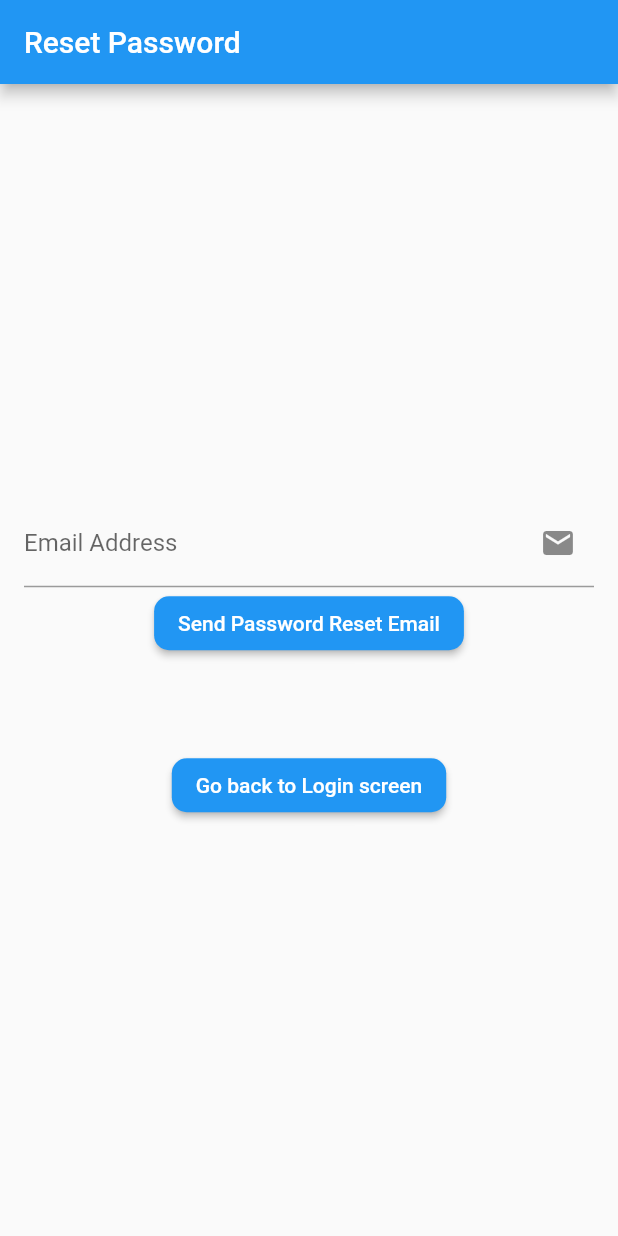
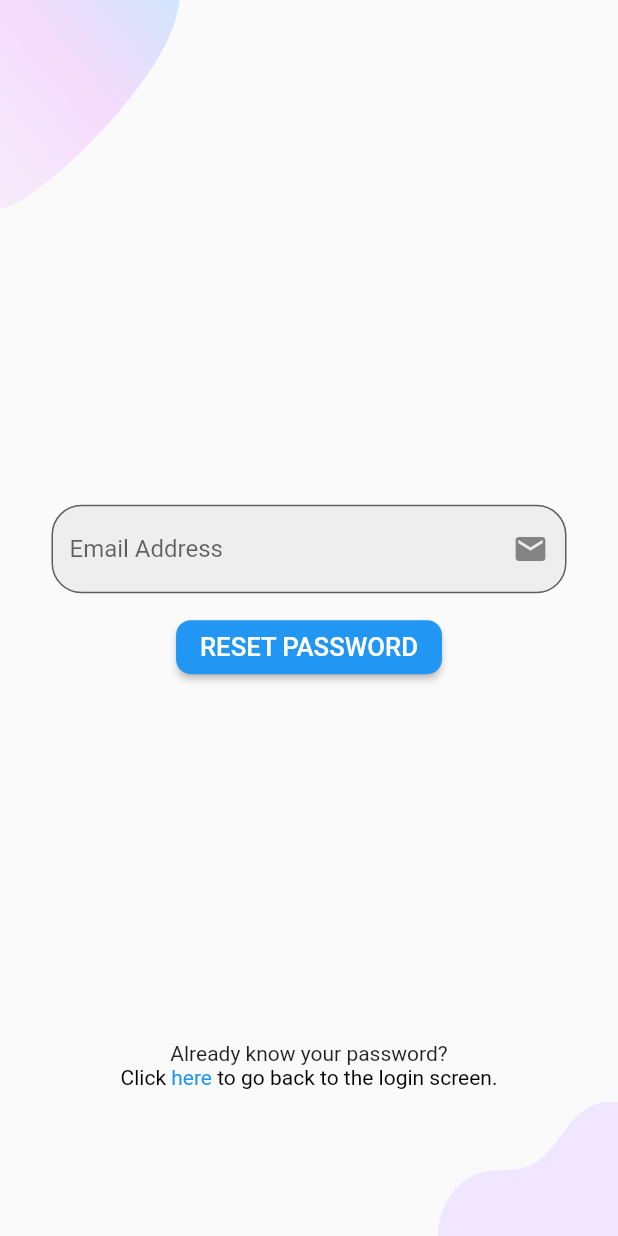
Before and after one commit to itsybitsci/schedcare, a Flutter app: the ResetPasswordScreen screen opened by its route, on a phone screen of 412 x 824 dp. Run offline on Flutter 3.47's test engine with Material 2 defaults, Android fonts, the phone set to English and light mode, and no system bars; our stand-ins replace camera, cloud_firestore, email_validator, file_picker, firebase_analytics, firebase_auth and 16 more; missing offline and left inert: firebase_app_check, remove_emoji, touch_ripple_effect, videosdk; accounts and stored records are empty.

Commit message:
feat: Modified UI for reset password

```diff
--- a/lib/providers/generic_fields_provider.dart
+++ b/lib/providers/generic_fields_provider.dart
@@ -280,10 +280,17 @@ class GenericFieldsProvider extends ChangeNotifier {
   Widget buildEmail() => TextFormField(
         keyboardType: TextInputType.emailAddress,
         controller: _emailController,
-        decoration: const InputDecoration(
-            suffixIcon: Icon(Icons.email),
-            labelText: 'Email Address',
-            hintText: 'Enter email address'),
+        decoration: InputDecoration(
+          filled: true,
+          fillColor: Colors.grey[200],
+          suffixIcon: const Icon(Icons.email),
+          labelText: 'Email Address',
+          hintText: 'Enter email address',
+          border: OutlineInputBorder(
+            borderSide: const BorderSide(color: Colors.blue, width: 3),
+            borderRadius: BorderRadius.circular(20),
+          ),
+        ),
         validator: (value) {
           if (value!.isEmpty) return 'Required';
           return EmailValidator.validate(value.trim())
--- a/lib/screens/common/login_screen.dart
+++ b/lib/screens/common/login_screen.dart
@@ -1,3 +1,4 @@
+import 'package:email_validator/email_validator.dart';
 import 'package:flutter/gestures.dart';
 import 'package:flutter/material.dart';
 import 'package:flutter_hooks/flutter_hooks.dart';
@@ -34,7 +35,11 @@ class LoginScreen extends HookConsumerWidget {
                 SizedBox(
                   height: 10.h,
                 ),
-                const LoginScreenTopImage(),
+                ConstrainedBox(
+                  constraints:
+                      BoxConstraints(maxWidth: 300.w, maxHeight: 300.h),
+                  child: Image.asset("assets/images/splash.png"),
+                ),
                 SizedBox(
                   height: 10.h,
                 ),
@@ -56,7 +61,10 @@ class LoginScreen extends HookConsumerWidget {
                       ),
                     ),
                     validator: (value) {
-                      return value!.isEmpty ? 'Required' : null;
+                      if (value!.isEmpty) return 'Required';
+                      return EmailValidator.validate(value.trim())
+                          ? null
+                          : 'Invalid format';
                     },
                   ),
                 ),
--- a/lib/screens/common/reset_password_screen.dart
+++ b/lib/screens/common/reset_password_screen.dart
@@ -1,9 +1,12 @@
+import 'package:flutter/gestures.dart';
 import 'package:flutter/material.dart';
 import 'package:flutter_hooks/flutter_hooks.dart';
+import 'package:flutter_screenutil/flutter_screenutil.dart';
 import 'package:go_router/go_router.dart';
 import 'package:hooks_riverpod/hooks_riverpod.dart';
 import 'package:schedcare/providers/firebase_services_provider.dart';
 import 'package:schedcare/providers/generic_fields_provider.dart';
+import 'package:schedcare/utilities/components.dart';
 
 class ResetPasswordScreen extends HookConsumerWidget {
   ResetPasswordScreen({super.key});
@@ -33,44 +36,66 @@ class ResetPasswordScreen extends HookConsumerWidget {
     final genericFieldsNotifier = ref.watch(genericFieldsProvider);
 
     return Scaffold(
-      appBar: AppBar(
-        title: const Text('Reset Password'),
-        automaticallyImplyLeading: false,
-      ),
-      body: Form(
+      resizeToAvoidBottomInset: false,
+      body: Background(
+        child: Form(
           key: formKeyResetPassword,
-        child: Padding(
-          padding: const EdgeInsets.all(16),
+          child: Center(
             child: Column(
               mainAxisAlignment: MainAxisAlignment.center,
               children: [
-              genericFieldsNotifier.buildEmail(),
+                SizedBox(
+                  height: 200.h,
+                ),
+                ConstrainedBox(
+                    constraints: BoxConstraints(maxWidth: 300.w),
+                    child: genericFieldsNotifier.buildEmail()),
+                SizedBox(
+                  height: 10.h,
+                ),
                 HookBuilder(
                   builder: (_) {
                     final canResendEmail = useState(true);
 
                     return ElevatedButton(
                       onPressed: canResendEmail.value
-                        ? () => sendPasswordResetEMail(firebaseServicesNotifier,
-                            genericFieldsNotifier, canResendEmail)
+                          ? () => sendPasswordResetEMail(
+                              firebaseServicesNotifier,
+                              genericFieldsNotifier,
+                              canResendEmail)
                           : null,
-                    child: const Text('Send Password Reset Email'),
+                      child: Text(
+                        'RESET PASSWORD',
+                        style: TextStyle(fontSize: 15.sp),
+                      ),
                     );
                   },
                 ),
-              const SizedBox(
-                height: 10,
+                SizedBox(
+                  height: 200.h,
                 ),
-              const SizedBox(
-                height: 50,
+                const Text('Already know your password?'),
+                RichText(
+                  text: TextSpan(
+                    style: const TextStyle(
+                      color: Colors.black,
                     ),
-              ElevatedButton(
-                onPressed: () {
-                  context.pop();
-                },
-                child: const Text('Go back to Login screen'),
+                    children: [
+                      const TextSpan(text: 'Click '),
+                      TextSpan(
+                        text: 'here',
+                        style: const TextStyle(
+                          color: Colors.blue,
+                        ),
+                        recognizer: TapGestureRecognizer()
+                          ..onTap = () => context.pop(),
+                      ),
+                      const TextSpan(text: ' to go back to the login screen.'),
+                    ],
+                  ),
                 ),
               ],
+            ),
           ),
         ),
       ),
```
Lines whose indentation alone changed are shown as unchanged.
